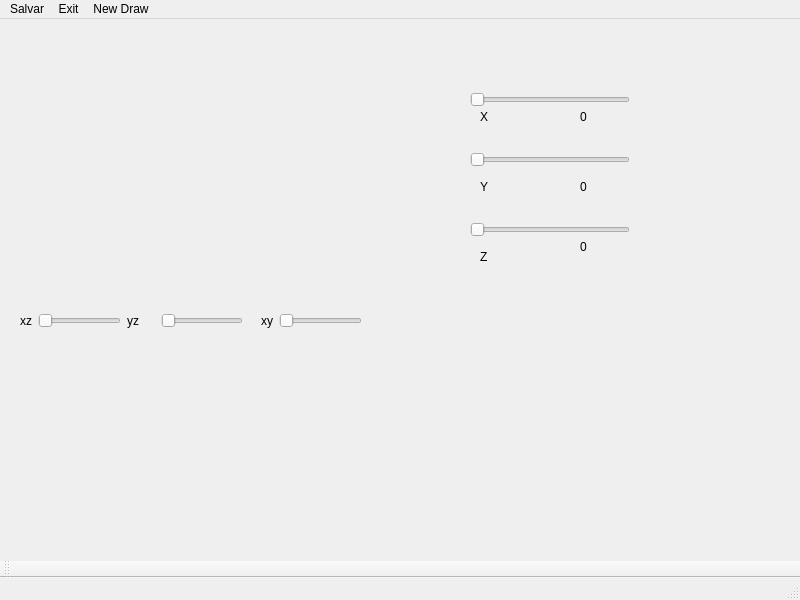
This is mainwindow.ui in JuliaAlanne/PROJETO---U3 as Qt 5 draws it before an edit. The edited form follows.
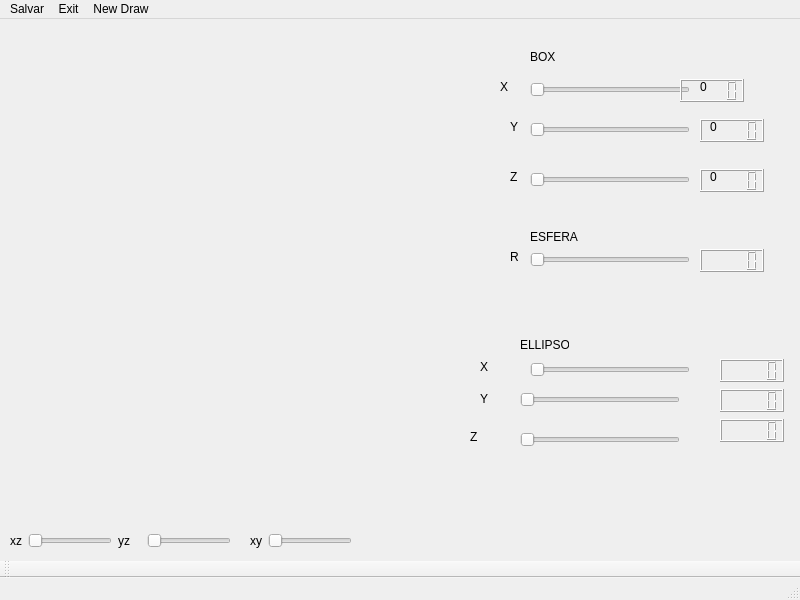
This is the edited form.

The edit to the form file:
```diff
--- a/mainwindow.ui
+++ b/mainwindow.ui
@@ -17,8 +17,8 @@
    <widget class="QSlider" name="horizontalSliderX">
     <property name="geometry">
      <rect>
-      <x>470</x>
-      <y>70</y>
+      <x>530</x>
+      <y>60</y>
       <width>160</width>
       <height>22</height>
      </rect>
@@ -30,8 +30,8 @@
    <widget class="QSlider" name="horizontalSliderY">
     <property name="geometry">
      <rect>
-      <x>470</x>
-      <y>130</y>
+      <x>530</x>
+      <y>100</y>
       <width>160</width>
       <height>22</height>
      </rect>
@@ -43,8 +43,8 @@
    <widget class="QSlider" name="horizontalSliderZ">
     <property name="geometry">
      <rect>
-      <x>470</x>
-      <y>200</y>
+      <x>530</x>
+      <y>150</y>
       <width>160</width>
       <height>22</height>
      </rect>
@@ -69,8 +69,8 @@
    <widget class="QWidget" name="layoutWidget">
     <property name="geometry">
      <rect>
-      <x>20</x>
-      <y>290</y>
+      <x>10</x>
+      <y>510</y>
       <width>342</width>
       <height>24</height>
      </rect>
@@ -104,8 +104,8 @@
        </property>
        <property name="sizeHint" stdset="0">
         <size>
-         <width>17</width>
-         <height>20</height>
+         <width>11</width>
+         <height>19</height>
         </size>
        </property>
       </spacer>
@@ -149,8 +149,8 @@
    <widget class="QLabel" name="labelX">
     <property name="geometry">
      <rect>
-      <x>580</x>
-      <y>90</y>
+      <x>700</x>
+      <y>60</y>
       <width>49</width>
       <height>16</height>
      </rect>
@@ -162,8 +162,8 @@
    <widget class="QLabel" name="labelY">
     <property name="geometry">
      <rect>
-      <x>580</x>
-      <y>160</y>
+      <x>710</x>
+      <y>100</y>
       <width>49</width>
       <height>16</height>
      </rect>
@@ -175,8 +175,8 @@
    <widget class="QLabel" name="labelZ">
     <property name="geometry">
      <rect>
-      <x>580</x>
-      <y>220</y>
+      <x>710</x>
+      <y>150</y>
       <width>49</width>
       <height>16</height>
      </rect>
@@ -188,8 +188,8 @@
    <widget class="QLabel" name="label_5">
     <property name="geometry">
      <rect>
-      <x>480</x>
-      <y>90</y>
+      <x>500</x>
+      <y>60</y>
       <width>49</width>
       <height>16</height>
      </rect>
@@ -201,8 +201,8 @@
    <widget class="QLabel" name="label_6">
     <property name="geometry">
      <rect>
-      <x>480</x>
-      <y>160</y>
+      <x>510</x>
+      <y>100</y>
       <width>49</width>
       <height>16</height>
      </rect>
@@ -214,16 +214,239 @@
    <widget class="QLabel" name="label_7">
     <property name="geometry">
      <rect>
+      <x>510</x>
+      <y>150</y>
+      <width>49</width>
+      <height>16</height>
+     </rect>
+    </property>
+    <property name="text">
+     <string>Z</string>
+    </property>
+   </widget>
+   <widget class="QSlider" name="horizontalSliderEsferaR">
+    <property name="geometry">
+     <rect>
+      <x>530</x>
+      <y>230</y>
+      <width>160</width>
+      <height>22</height>
+     </rect>
+    </property>
+    <property name="orientation">
+     <enum>Qt::Horizontal</enum>
+    </property>
+   </widget>
+   <widget class="QSlider" name="horizontalSliderRXellipsoid">
+    <property name="geometry">
+     <rect>
+      <x>530</x>
+      <y>340</y>
+      <width>160</width>
+      <height>22</height>
+     </rect>
+    </property>
+    <property name="orientation">
+     <enum>Qt::Horizontal</enum>
+    </property>
+   </widget>
+   <widget class="QSlider" name="horizontalSliderRYellipsoid">
+    <property name="geometry">
+     <rect>
+      <x>520</x>
+      <y>370</y>
+      <width>160</width>
+      <height>22</height>
+     </rect>
+    </property>
+    <property name="orientation">
+     <enum>Qt::Horizontal</enum>
+    </property>
+   </widget>
+   <widget class="QLabel" name="label_8">
+    <property name="geometry">
+     <rect>
+      <x>510</x>
+      <y>230</y>
+      <width>49</width>
+      <height>16</height>
+     </rect>
+    </property>
+    <property name="text">
+     <string>R</string>
+    </property>
+   </widget>
+   <widget class="QLabel" name="label_9">
+    <property name="geometry">
+     <rect>
       <x>480</x>
+      <y>340</y>
+      <width>21</width>
+      <height>16</height>
+     </rect>
+    </property>
+    <property name="text">
+     <string>X</string>
+    </property>
+   </widget>
+   <widget class="QLabel" name="label_10">
+    <property name="geometry">
+     <rect>
+      <x>480</x>
+      <y>370</y>
+      <width>16</width>
+      <height>20</height>
+     </rect>
+    </property>
+    <property name="text">
+     <string>Y</string>
+    </property>
+   </widget>
+   <widget class="QLCDNumber" name="lcdNumber_EsferaR">
+    <property name="geometry">
+     <rect>
+      <x>700</x>
       <y>230</y>
+      <width>64</width>
+      <height>23</height>
+     </rect>
+    </property>
+   </widget>
+   <widget class="QLCDNumber" name="lcdNumber_EllipsoidX">
+    <property name="geometry">
+     <rect>
+      <x>720</x>
+      <y>340</y>
+      <width>64</width>
+      <height>23</height>
+     </rect>
+    </property>
+   </widget>
+   <widget class="QLCDNumber" name="lcdNumber_EllipsoidY">
+    <property name="geometry">
+     <rect>
+      <x>720</x>
+      <y>370</y>
+      <width>64</width>
+      <height>23</height>
+     </rect>
+    </property>
+   </widget>
+   <widget class="QLCDNumber" name="lcdNumber_BoxX">
+    <property name="geometry">
+     <rect>
+      <x>680</x>
+      <y>60</y>
+      <width>64</width>
+      <height>23</height>
+     </rect>
+    </property>
+   </widget>
+   <widget class="QLCDNumber" name="lcdNumber_BoxY">
+    <property name="geometry">
+     <rect>
+      <x>700</x>
+      <y>100</y>
+      <width>64</width>
+      <height>23</height>
+     </rect>
+    </property>
+   </widget>
+   <widget class="QLCDNumber" name="lcdNumber_BoxZ">
+    <property name="geometry">
+     <rect>
+      <x>700</x>
+      <y>150</y>
+      <width>64</width>
+      <height>23</height>
+     </rect>
+    </property>
+   </widget>
+   <widget class="QLabel" name="label_11">
+    <property name="geometry">
+     <rect>
+      <x>530</x>
+      <y>30</y>
       <width>49</width>
       <height>16</height>
      </rect>
     </property>
     <property name="text">
+     <string>BOX</string>
+    </property>
+   </widget>
+   <widget class="QLabel" name="label_12">
+    <property name="geometry">
+     <rect>
+      <x>530</x>
+      <y>210</y>
+      <width>49</width>
+      <height>16</height>
+     </rect>
+    </property>
+    <property name="text">
+     <string>ESFERA</string>
+    </property>
+   </widget>
+   <widget class="QLabel" name="label_13">
+    <property name="geometry">
+     <rect>
+      <x>520</x>
+      <y>310</y>
+      <width>49</width>
+      <height>31</height>
+     </rect>
+    </property>
+    <property name="text">
+     <string>ELLIPSOID</string>
+    </property>
+   </widget>
+   <widget class="QLCDNumber" name="lcdNumber">
+    <property name="geometry">
+     <rect>
+      <x>720</x>
+      <y>400</y>
+      <width>64</width>
+      <height>23</height>
+     </rect>
+    </property>
+   </widget>
+   <widget class="QSlider" name="horizontalSliderRZellipsoid">
+    <property name="geometry">
+     <rect>
+      <x>520</x>
+      <y>410</y>
+      <width>160</width>
+      <height>22</height>
+     </rect>
+    </property>
+    <property name="orientation">
+     <enum>Qt::Horizontal</enum>
+    </property>
+   </widget>
+   <widget class="QLabel" name="label_14">
+    <property name="geometry">
+     <rect>
+      <x>470</x>
+      <y>410</y>
+      <width>21</width>
+      <height>16</height>
+     </rect>
+    </property>
+    <property name="text">
      <string>Z</string>
     </property>
    </widget>
+   <widget class="QWidget" name="widget" native="true">
+    <property name="geometry">
+     <rect>
+      <x>30</x>
+      <y>159</y>
+      <width>431</width>
+      <height>301</height>
+     </rect>
+    </property>
+   </widget>
   </widget>
   <widget class="QStatusBar" name="statusbar"/>
   <widget class="QToolBar" name="toolBar">
```
